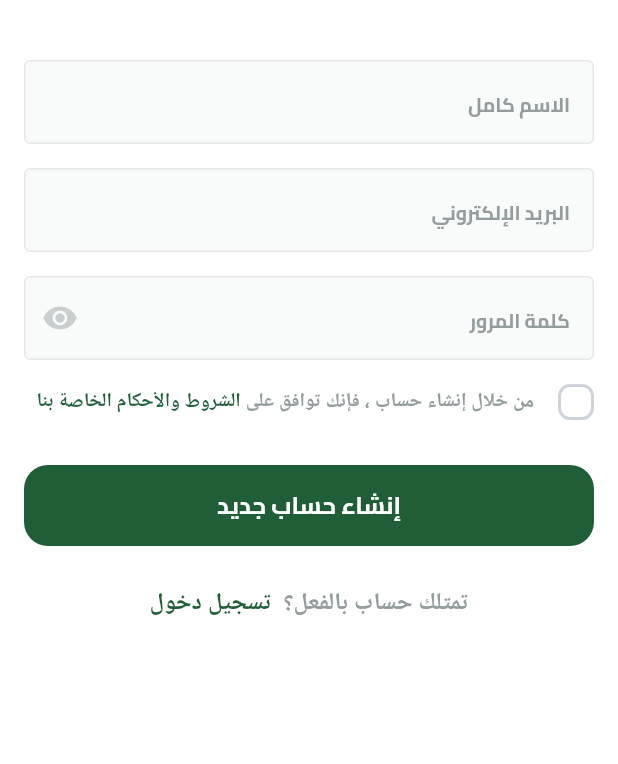
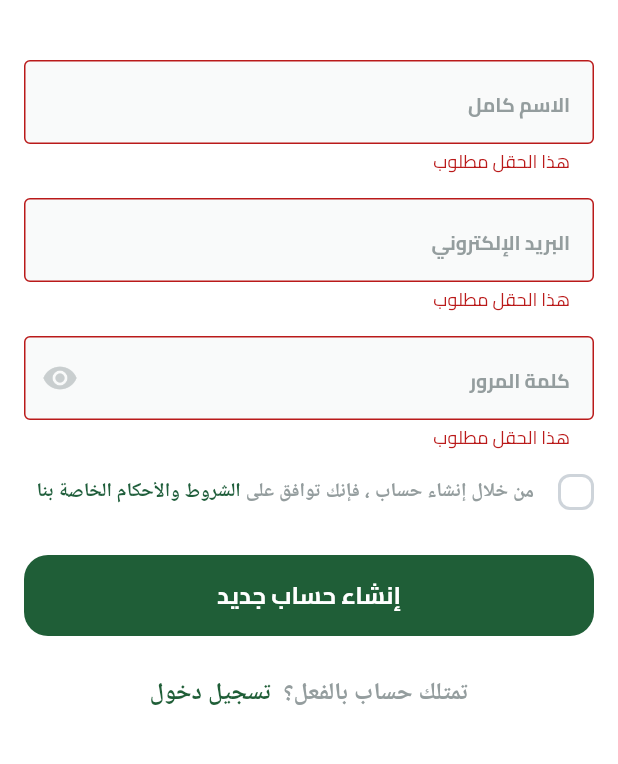
Before and after one commit to Abdelrahmanmagdy19/Fruits_Hub, a Flutter app: the SignupView screen opened by its route, after a tap on "إنشاء حساب جديد", on a phone screen of 412 x 824 dp, the part 60-824 px from its top. Run offline on Flutter 3.47's test engine with Material 3 defaults, Android fonts, the phone set to English and light mode, and no system bars; drawn by our look-alikes of modal_progress_hud_nsn; our stand-ins replace bloc, dartz, dots_indicator, firebase_auth, firebase_core, flutter_bloc and 3 more; accounts and stored records are empty.

Commit message:
feat: Enhance signup process; add validation, loading state, and localizations for error messages

```diff
--- a/lib/core/services/get_it_services.dart
+++ b/lib/core/services/get_it_services.dart
@@ -4,7 +4,7 @@ import 'package:furits_ecommerce_app/features/auth/domain/repos/auth_repo.dart';
 import 'package:get_it/get_it.dart';
 
 final GetIt getIt = GetIt.instance;
-void setUp() {
+void setUpGetIt() {
   getIt.registerSingleton<FirebaseAuthService>(FirebaseAuthService());
   getIt.registerSingleton<AuthRepo>(
     AuthRepoImpl(firebaseAuthService: getIt<FirebaseAuthService>()),
--- a/lib/core/widgets/custom_text_from_field.dart
+++ b/lib/core/widgets/custom_text_from_field.dart
@@ -7,13 +7,22 @@ class CustomTextFromField extends StatelessWidget {
     required this.hintText,
     required this.keyboardType,
     this.suffixIcon,
+    this.onSaved,
   });
   final String hintText;
   final TextInputType keyboardType;
   final Widget? suffixIcon;
+  final void Function(String?)? onSaved;
   @override
   Widget build(BuildContext context) {
     return TextFormField(
+      onSaved: onSaved,
+      validator: (value) {
+        if (value == null || value.isEmpty) {
+          return 'هذا الحقل مطلوب';
+        }
+        return null;
+      },
       keyboardType: keyboardType,
       decoration: InputDecoration(
         filled: true,
--- a/lib/features/auth/data/repos/auth_repo_impl.dart
+++ b/lib/features/auth/data/repos/auth_repo_impl.dart
@@ -24,9 +24,7 @@ class AuthRepoImpl extends AuthRepo {
     } on CustomException catch (e) {
       return left(ServerFailure(e.message));
     } catch (e) {
-      return left(
-        ServerFailure('An unknown error occurred. please try again.'),
-      );
+      return left(ServerFailure('حدث خطأ غير معروف. يرجى المحاولة مرة أخرى.'));
     }
   }
 }
--- a/lib/features/auth/presentation/views/signup_view.dart
+++ b/lib/features/auth/presentation/views/signup_view.dart
@@ -4,7 +4,7 @@ import 'package:furits_ecommerce_app/core/services/get_it_services.dart';
 import 'package:furits_ecommerce_app/core/widgets/custom_app_bar.dart';
 import 'package:furits_ecommerce_app/features/auth/domain/repos/auth_repo.dart';
 import 'package:furits_ecommerce_app/features/auth/presentation/cubits/signup_cubit/signup_cubit.dart';
-import 'package:furits_ecommerce_app/features/auth/widgets/signup_view_body.dart';
+import 'package:furits_ecommerce_app/features/auth/widgets/signup_view_bloc_consumer.dart';
 
 class SignupView extends StatelessWidget {
   const SignupView({super.key});
@@ -15,7 +15,7 @@ class SignupView extends StatelessWidget {
       create: (context) => SignupCubit(getIt<AuthRepo>()),
       child: Scaffold(
         appBar: buildAppBar(title: 'حساب جديد', context: context),
-        body: SignupViewBody(),
+        body: SignupViewBlocConsumer(),
       ),
     );
   }
--- /dev/null
+++ b/lib/features/auth/widgets/signup_view_bloc_consumer.dart
@@ -0,0 +1,36 @@
+import 'package:flutter/material.dart';
+import 'package:flutter_bloc/flutter_bloc.dart';
+import 'package:furits_ecommerce_app/features/auth/widgets/signup_view_body.dart';
+import 'package:modal_progress_hud_nsn/modal_progress_hud_nsn.dart';
+
+import '../presentation/cubits/signup_cubit/signup_cubit.dart';
+
+class SignupViewBlocConsumer extends StatelessWidget {
+  const SignupViewBlocConsumer({super.key});
+
+  @override
+  Widget build(BuildContext context) {
+    return BlocConsumer<SignupCubit, SignupState>(
+      listener: (context, state) {
+        if (state is SignupFailure) {
+          ScaffoldMessenger.of(context).showSnackBar(
+            SnackBar(content: Text(state.message), backgroundColor: Colors.red),
+          );
+        } else if (state is SignupSuccess) {
+          ScaffoldMessenger.of(context).showSnackBar(
+            SnackBar(
+              content: Text('تم إنشاء الحساب بنجاح'),
+              backgroundColor: Colors.green,
+            ),
+          );
+        }
+      },
+      builder: (context, state) {
+        return ModalProgressHUD(
+          inAsyncCall: state is SignupLoading ? true : false,
+          child: SignupViewBody(),
+        );
+      },
+    );
+  }
+}
--- a/lib/features/auth/widgets/signup_view_body.dart
+++ b/lib/features/auth/widgets/signup_view_body.dart
@@ -1,41 +1,81 @@
 import 'package:flutter/gestures.dart';
 import 'package:flutter/material.dart';
+import 'package:flutter_bloc/flutter_bloc.dart';
 import 'package:furits_ecommerce_app/core/utils/app_color.dart';
 import 'package:furits_ecommerce_app/core/utils/app_text_styels.dart';
 import 'package:furits_ecommerce_app/core/widgets/custom_botton.dart';
 import 'package:furits_ecommerce_app/core/widgets/custom_text_from_field.dart';
+import 'package:furits_ecommerce_app/features/auth/presentation/cubits/signup_cubit/signup_cubit.dart';
 import 'package:furits_ecommerce_app/features/auth/widgets/terms_and_conditions_widget.dart';
 
-class SignupViewBody extends StatelessWidget {
+class SignupViewBody extends StatefulWidget {
   const SignupViewBody({super.key});
 
+  @override
+  State<SignupViewBody> createState() => _SignupViewBodyState();
+}
+
+class _SignupViewBodyState extends State<SignupViewBody> {
+  final GlobalKey<FormState> formKey = GlobalKey<FormState>();
+  AutovalidateMode autovalidateMode = AutovalidateMode.disabled;
+  late String email, name, password;
   @override
   Widget build(BuildContext context) {
     return Padding(
       padding: const EdgeInsets.symmetric(horizontal: 16),
       child: SingleChildScrollView(
+        child: Form(
+          key: formKey,
+          autovalidateMode: autovalidateMode,
           child: Column(
             children: [
               SizedBox(height: 24),
               CustomTextFromField(
+                onSaved: (value) {
+                  name = value!;
+                },
                 hintText: 'الاسم كامل',
                 keyboardType: TextInputType.name,
               ),
               SizedBox(height: 16),
               CustomTextFromField(
+                onSaved: (value) {
+                  email = value!;
+                },
                 hintText: 'البريد الإلكتروني',
                 keyboardType: TextInputType.emailAddress,
               ),
               SizedBox(height: 16),
               CustomTextFromField(
-              suffixIcon: Icon(Icons.remove_red_eye, color: Color(0xffC9CECF)),
+                onSaved: (value) {
+                  password = value!;
+                },
+                suffixIcon: Icon(
+                  Icons.remove_red_eye,
+                  color: Color(0xffC9CECF),
+                ),
                 hintText: 'كلمة المرور',
                 keyboardType: TextInputType.visiblePassword,
               ),
               SizedBox(height: 16),
               TermsAndConditionsWidget(),
               SizedBox(height: 30),
-            CustomBotton(text: 'إنشاء حساب جديد', onPressed: () {}),
+              CustomBotton(
+                text: 'إنشاء حساب جديد',
+                onPressed: () {
+                  if (formKey.currentState!.validate()) {
+                    formKey.currentState!.save();
+                    context.read<SignupCubit>().createUserWithEmailAndPassword(
+                      email,
+                      name,
+                      password,
+                    );
+                  } else {
+                    autovalidateMode = AutovalidateMode.always;
+                    setState(() {});
+                  }
+                },
+              ),
               SizedBox(height: 26),
               Text.rich(
                 TextSpan(
@@ -62,6 +102,7 @@ class SignupViewBody extends StatelessWidget {
             ],
           ),
         ),
+      ),
     );
   }
 }
--- a/lib/main.dart
+++ b/lib/main.dart
@@ -2,6 +2,7 @@ import 'package:firebase_core/firebase_core.dart';
 import 'package:flutter/material.dart';
 import 'package:flutter_localizations/flutter_localizations.dart';
 import 'package:furits_ecommerce_app/core/helper_function/on_generate_route.dart';
+import 'package:furits_ecommerce_app/core/services/get_it_services.dart';
 import 'package:furits_ecommerce_app/core/services/sherd_preferences_singleton.dart';
 import 'package:furits_ecommerce_app/core/utils/app_color.dart';
 import 'package:furits_ecommerce_app/features/splash/views/splash_view/splash_view.dart';
@@ -14,6 +15,7 @@ void main() async {
 
   await Firebase.initializeApp(options: DefaultFirebaseOptions.currentPlatform);
   await Prefs.init();
+  setUpGetIt();
   runApp(const FruitHub());
 }
 
--- a/pubspec.yaml
+++ b/pubspec.yaml
@@ -44,6 +44,7 @@ dependencies:
   firebase_auth: ^6.1.3
   flutter_bloc: ^9.1.1
   get_it: ^9.2.0
+  modal_progress_hud_nsn: ^0.5.1
 
 dev_dependencies:
   flutter_test:
```
Also changed, not shown: lib/core/services/firebase_auth_service.dart (+6 -6 lines), pubspec.lock. Lines whose indentation alone changed are shown as unchanged.
